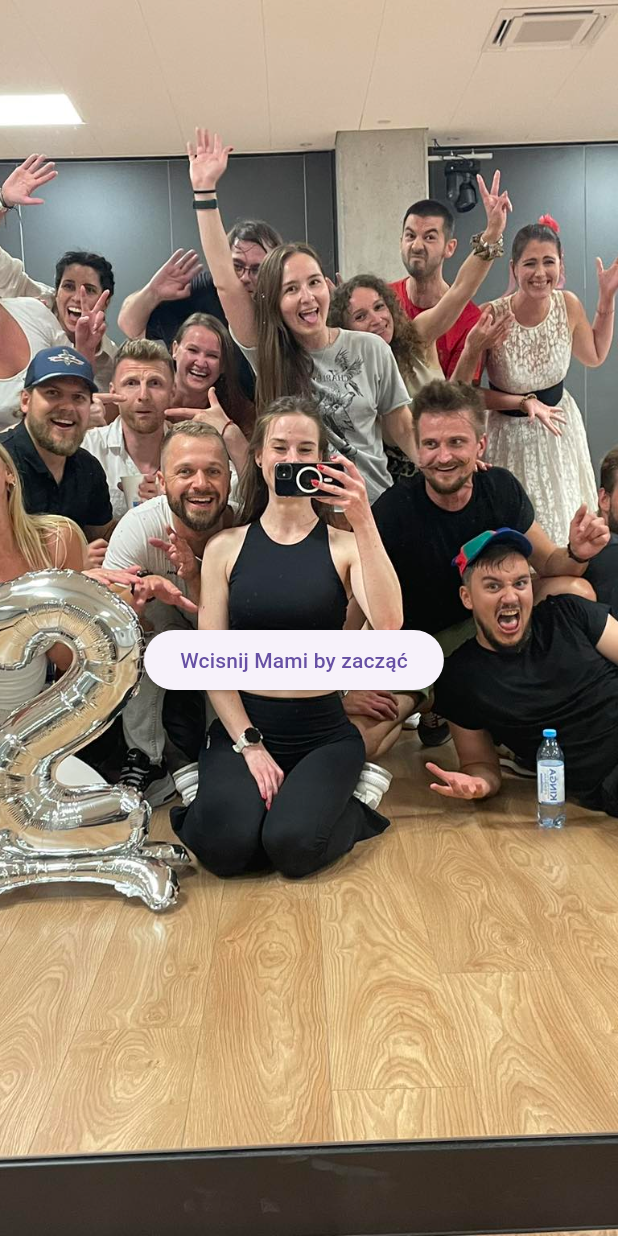
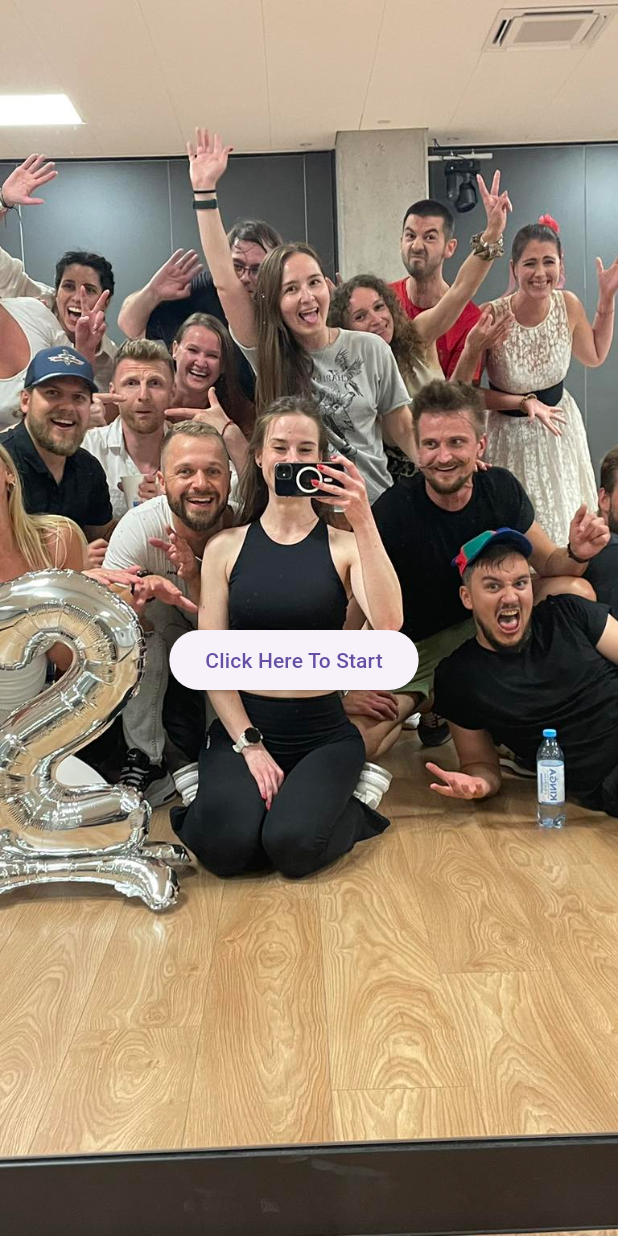
Before and after one commit to Baltek93/familiada.github.io, a Flutter app: the screen it shows after launch, on a phone screen of 412 x 824 dp. Run offline on Flutter 3.47's test engine with Material 3 defaults, Android fonts, the phone set to English and light mode, and no system bars; our stand-ins replace just_audio.

Commit message:
label edit

```diff
--- a/lib/src/home_screen.dart
+++ b/lib/src/home_screen.dart
@@ -33,7 +33,7 @@ class HomeScreen extends StatelessWidget {
                             builder: (context) => ParticipantScreen()),
                       );
                     },
-                    child: Text('Wcisnij Mami by zacząć'),
+                    child: Text('Click Here To Start'),
                   ),
                 ),
               ],
```
